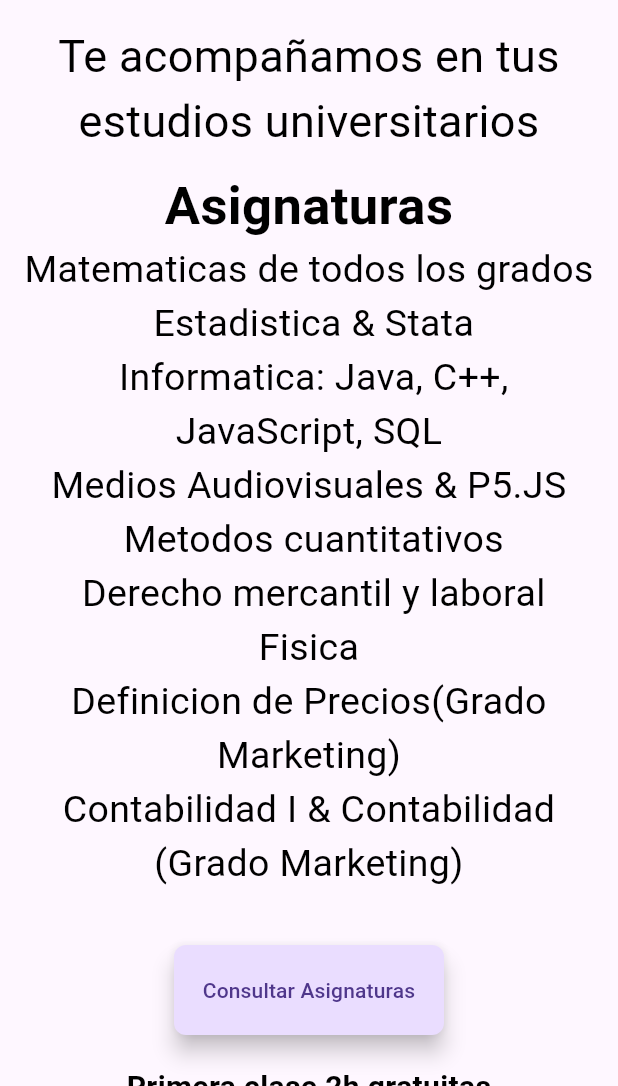
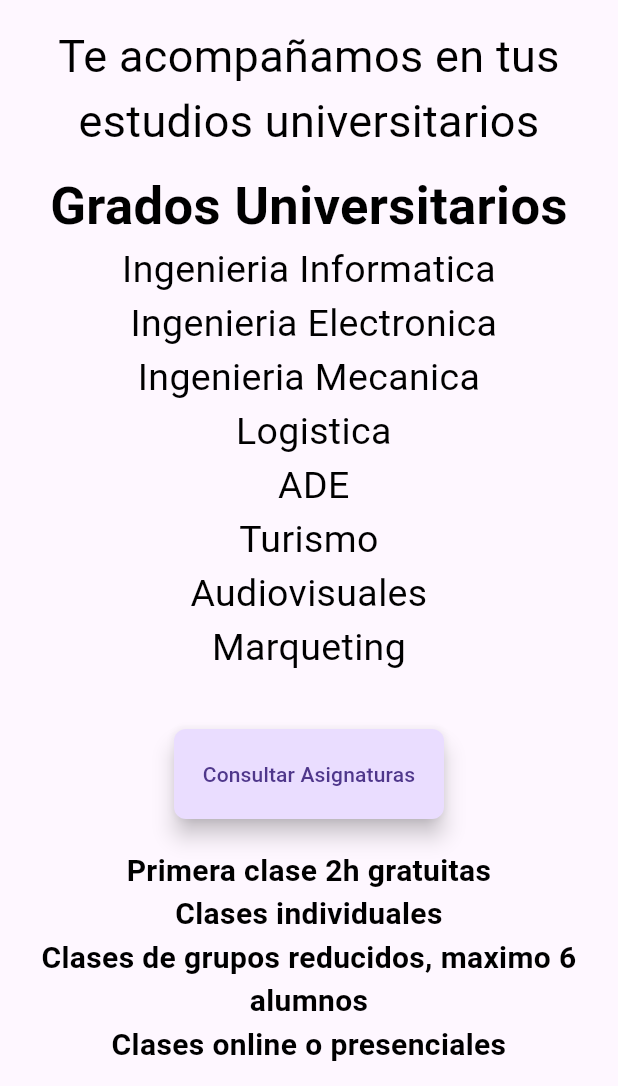
Before and after one commit to Linsoriano10/HelpingUNI, a Flutter app: the screen it shows after launch, on a phone screen of 412 x 824 dp, the part 150-1236 px from its top. Run offline on Flutter 3.47's test engine with Material 3 defaults, Android fonts, the phone set to English and light mode, and no system bars; missing offline and left inert: dart:html.

Commit message:
Cambiado assignaturas por grados

```diff
--- a/lib/pages/home.dart
+++ b/lib/pages/home.dart
@@ -31,7 +31,7 @@ class MyHomePage extends StatelessWidget {
                     ),
                     const SizedBox(height: 10),
                     const Text(
-                      'Asignaturas',
+                      'Grados Universitarios',
                       style: TextStyle(
                         color: Colors.black,
                         fontSize: 35,
@@ -40,14 +40,14 @@ class MyHomePage extends StatelessWidget {
                       textAlign: TextAlign.center,
                     ),
                     const Text(
-                      'Matematicas de todos los grados\n Estadistica & Stata \n '
-                      'Informatica: Java, C++, JavaScript, SQL\n'
-                      'Medios Audiovisuales & P5.JS \n '
-                      'Metodos cuantitativos \n '
-                      'Derecho mercantil y laboral \n'
-                      'Fisica \n'
-                      'Definicion de Precios(Grado Marketing) \n'
-                      'Contabilidad I & Contabilidad (Grado Marketing) \n',
+                      'Ingenieria Informatica \n '
+                      'Ingenieria Electronica\n'
+                      'Ingenieria Mecanica \n '
+                      'Logistica \n '
+                      'ADE\n'
+                      'Turismo \n'
+                      'Audiovisuales\n'
+                      'Marqueting \n',
                       style: TextStyle(color: Colors.black, fontSize: 25),
                       textAlign: TextAlign.center,
                     ),
```
Also changed, not shown: 3 other files.
